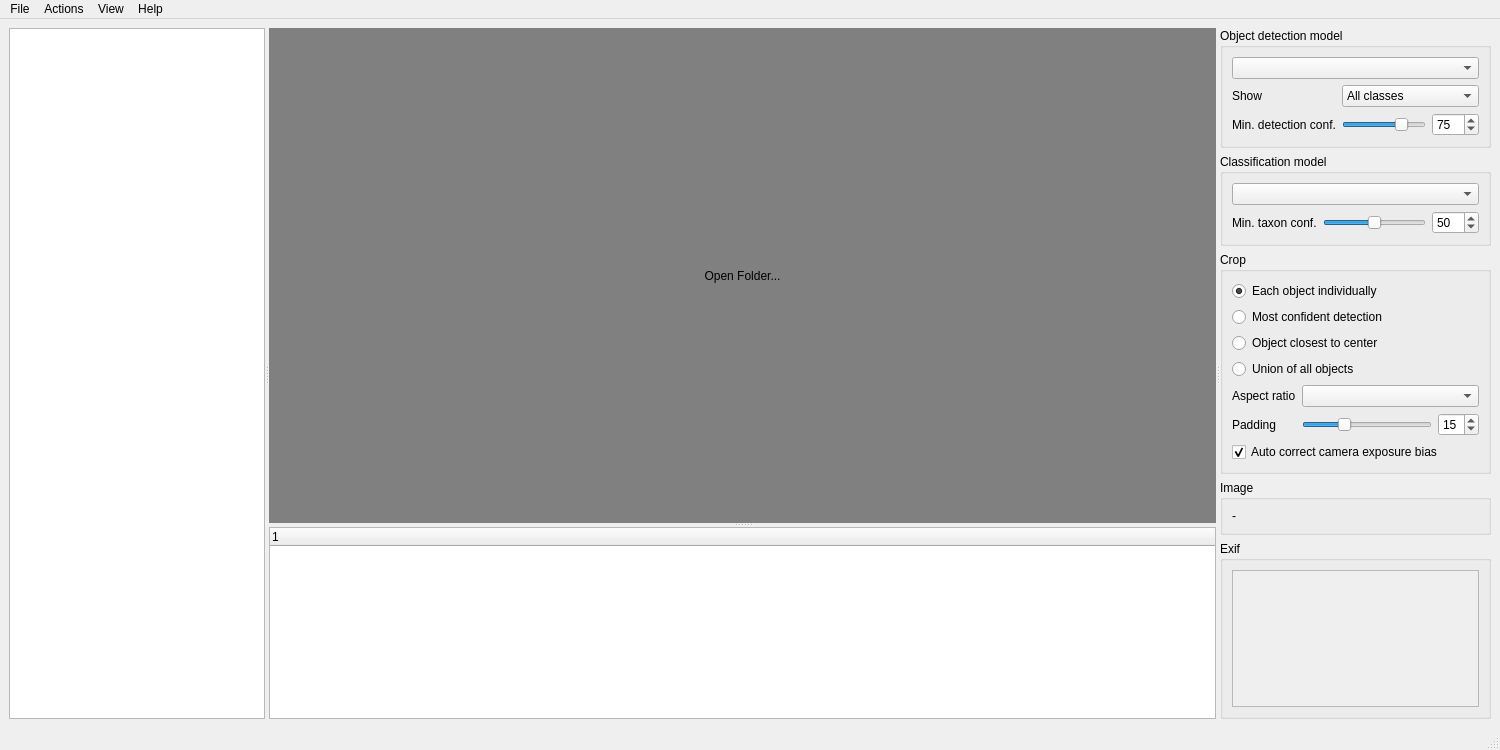
First picture: the form in src/detectorist/detectorist_app_gui.ui, repository kenwer/detectorist, before the edit.
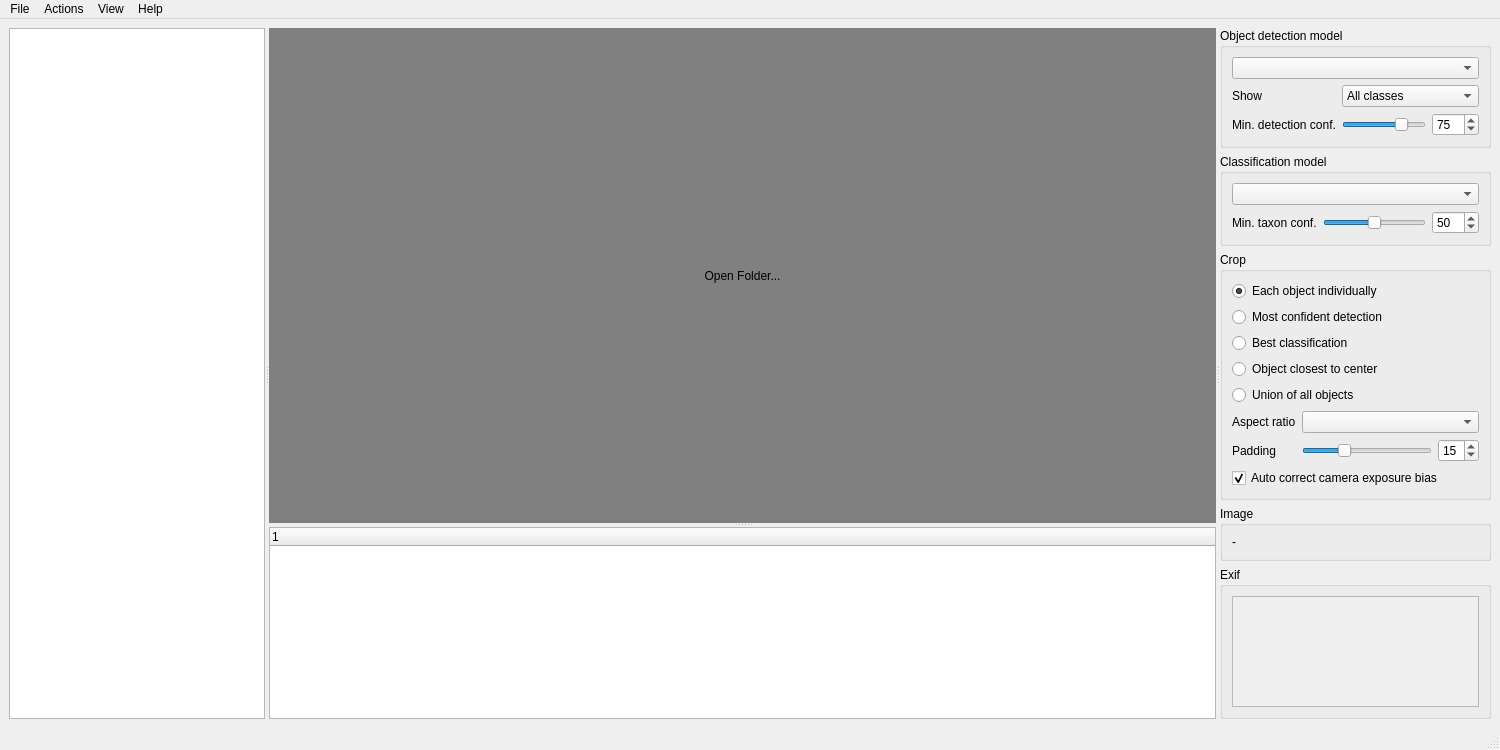
Second picture: the form after the edit. Custom widgets are drawn as their Qt base class.

Commit message: Add `Best classification` crop mode

```diff
--- a/src/detectorist/detectorist_app_gui.ui
+++ b/src/detectorist/detectorist_app_gui.ui
@@ -294,6 +294,22 @@
             </widget>
            </item>
            <item row="2" column="0" colspan="2">
+            <widget class="QRadioButton" name="rb_crop_best_classification">
+             <property name="toolTip">
+              <string>Crops only the best classified object into a new image: the deepest identified rank wins, then the highest score</string>
+             </property>
+             <property name="text">
+              <string>Best classification</string>
+             </property>
+             <property name="checked">
+              <bool>false</bool>
+             </property>
+             <attribute name="buttonGroup">
+              <string notr="true">btngroup_crop</string>
+             </attribute>
+            </widget>
+           </item>
+           <item row="3" column="0" colspan="2">
             <widget class="QRadioButton" name="rb_crop_centered_obj">
              <property name="toolTip">
               <string>Crops to the most centrally located of all detected objects only into a new image</string>
@@ -309,7 +325,7 @@
              </attribute>
             </widget>
            </item>
-           <item row="3" column="0" colspan="2">
+           <item row="4" column="0" colspan="2">
             <widget class="QRadioButton" name="rb_crop_union">
              <property name="toolTip">
               <string>Crops all detected objects into a single image</string>
@@ -325,7 +341,7 @@
              </attribute>
             </widget>
            </item>
-           <item row="4" column="0">
+           <item row="5" column="0">
             <widget class="QLabel" name="crop_ratio_label">
              <property name="toolTip">
               <string>Aspect ratio for the crop</string>
@@ -335,14 +351,14 @@
              </property>
             </widget>
            </item>
-           <item row="4" column="1" colspan="2">
+           <item row="5" column="1" colspan="2">
             <widget class="QComboBox" name="crop_ratio_combo_box">
              <property name="toolTip">
               <string>Aspect ratio for the crop</string>
              </property>
             </widget>
            </item>
-           <item row="5" column="0">
+           <item row="6" column="0">
             <widget class="QLabel" name="padding_label">
              <property name="toolTip">
               <string>Adjusts the padding around detected objects as a percentage of the detection bounding box's width/height</string>
@@ -352,7 +368,7 @@
              </property>
             </widget>
            </item>
-           <item row="5" column="1">
+           <item row="6" column="1">
             <widget class="QSlider" name="padding_slider">
              <property name="enabled">
               <bool>true</bool>
@@ -383,7 +399,7 @@
              </property>
             </widget>
            </item>
-           <item row="5" column="2">
+           <item row="6" column="2">
             <widget class="QSpinBox" name="padding_spin_box">
              <property name="maximum">
               <number>50</number>
@@ -393,7 +409,7 @@
              </property>
             </widget>
            </item>
-           <item row="6" column="0" colspan="3">
+           <item row="7" column="0" colspan="3">
             <widget class="QCheckBox" name="cb_comp_cam_exposure">
              <property name="toolTip">
               <string>Adjust the EV to correct for any exposure bias based on EXIF data</string>
```
The commit also changes 10 other files.
